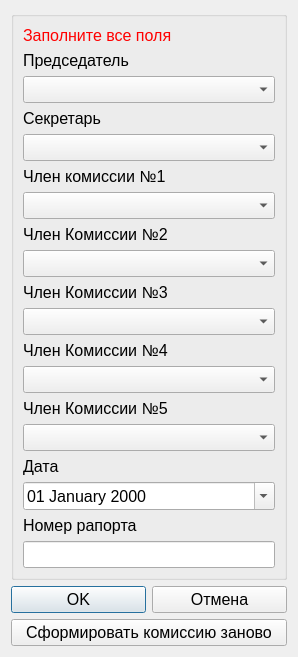
Before: the Qt Designer form add_edit_forms/addoreditsostavkom.ui in kanbodows/kafpocs, drawn with Qt 5.
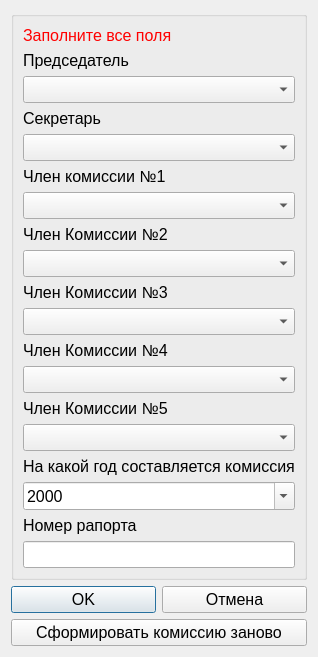
After: the same form once the commit is applied. Icons and pictures are not drawn.

What changed in the file:
```diff
--- a/add_edit_forms/addoreditsostavkom.ui
+++ b/add_edit_forms/addoreditsostavkom.ui
@@ -6,7 +6,7 @@
    <rect>
     <x>0</x>
     <y>0</y>
-    <width>298</width>
+    <width>306</width>
     <height>627</height>
    </rect>
   </property>
@@ -192,7 +192,7 @@
          </font>
         </property>
         <property name="displayFormat">
-         <string>dd MMMM yyyy</string>
+         <string>yyyy</string>
         </property>
         <property name="calendarPopup">
          <bool>true</bool>
@@ -219,7 +219,7 @@
          </font>
         </property>
         <property name="text">
-         <string>Дата</string>
+         <string>На какой год составляется комиссия</string>
         </property>
        </widget>
       </item>
```
